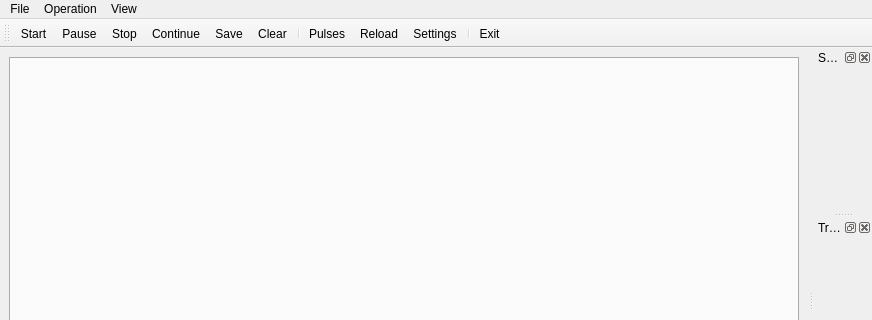
The window that ui/Experiment.ui (MonroeQuantumNetworks/IonControl) describes before a commit, drawn with Qt 5; both pictures show x 0 to 872 and y 0 to 320 of the 872 by 808 pixel window.
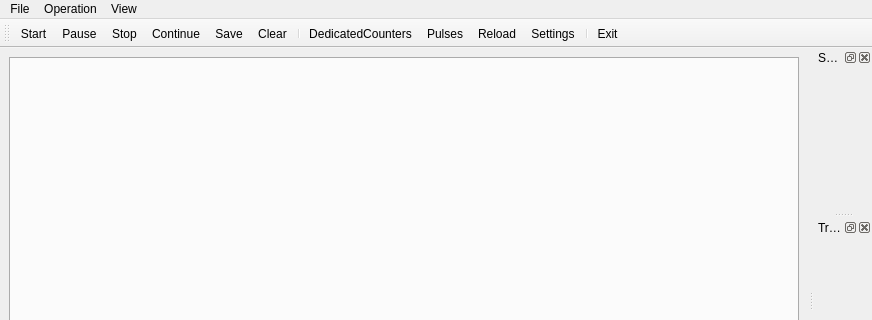
The same window after the commit. Icons and pictures are not drawn.

Diff of the .ui file:
```diff
--- a/ui/Experiment.ui
+++ b/ui/Experiment.ui
@@ -48,6 +48,7 @@
    <addaction name="actionSave"/>
    <addaction name="actionClear"/>
    <addaction name="separator"/>
+   <addaction name="actionDedicatedCounters"/>
    <addaction name="actionPulses"/>
    <addaction name="actionReload"/>
    <addaction name="actionSettings"/>
@@ -259,6 +260,15 @@
     <string>Reload Pulse Definition</string>
    </property>
   </action>
+  <action name="actionDedicatedCounters">
+   <property name="icon">
+    <iconset resource="Experiment.qrc">
+     <normaloff>:/openicon/icons/gnome-power-statistics.png</normaloff>:/openicon/icons/gnome-power-statistics.png</iconset>
+   </property>
+   <property name="text">
+    <string>DedicatedCounters</string>
+   </property>
+  </action>
  </widget>
  <resources>
   <include location="Experiment.qrc"/>
```
Left out of the diff: 20 changed lines with no effect on the pictures.
